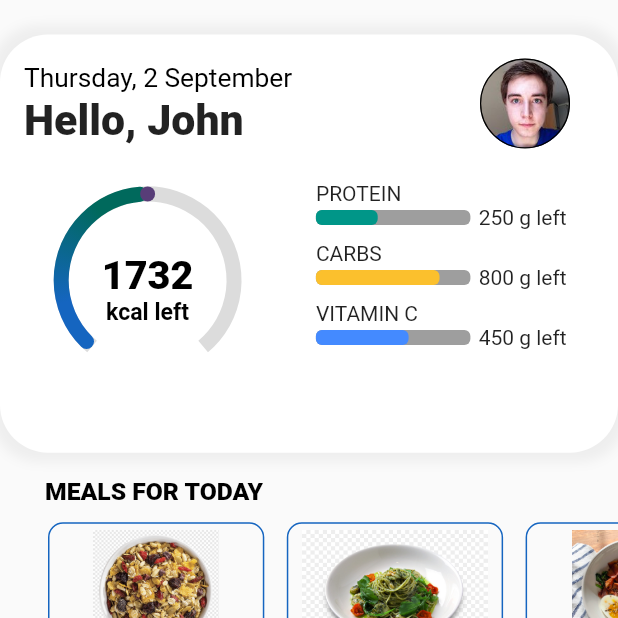
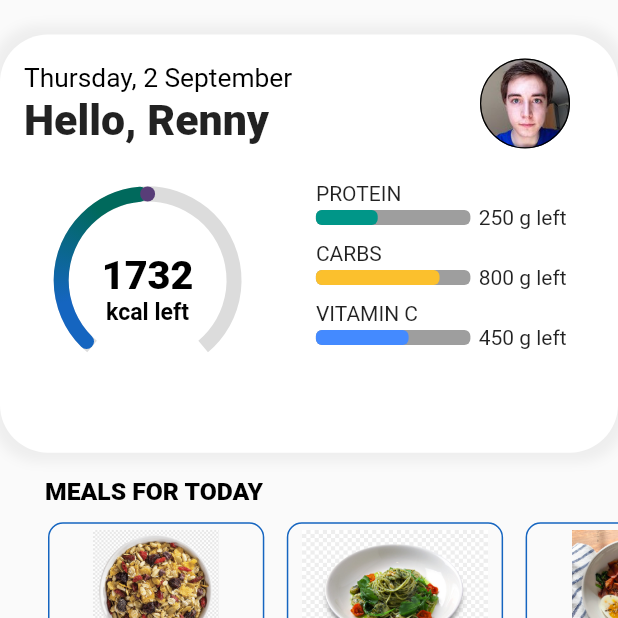
Before and after one commit to rennylangat/FitnessPal, a Flutter app: the screen it shows after launch, on a phone screen of 412 x 824 dp, the top half of it. Run offline on Flutter 3.47's test engine with Material 2 defaults, Android fonts, the phone set to English and light mode, and no system bars; drawn by our look-alikes of curved_navigation_bar, syncfusion_flutter_gauges; our stand-ins replace date_picker_timeline, font_awesome_flutter.

Commit message:
IDK changes

```diff
--- a/lib/screens/home_screen/home_screen.dart
+++ b/lib/screens/home_screen/home_screen.dart
@@ -98,7 +98,7 @@ class _HomeScreenState extends State<HomeScreen> {
                                         fontSize:
                                             getProportionateScreenHeight(16))),
                                 Text(
-                                  "Hello, John",
+                                  "Hello, Renny",
                                   style: TextStyle(
                                       fontSize:
                                           getProportionateScreenHeight(26),
--- a/lib/screens/profile_screen/profile_screen.dart
+++ b/lib/screens/profile_screen/profile_screen.dart
@@ -55,7 +55,7 @@ class _ProfileScreenState extends State<ProfileScreen> {
                 ),
                 Center(
                   child: Text(
-                    "John Doe",
+                    "Renny Langat",
                     style: TextStyle(
                         color: Colors.black,
                         fontWeight: FontWeight.w600,
```
